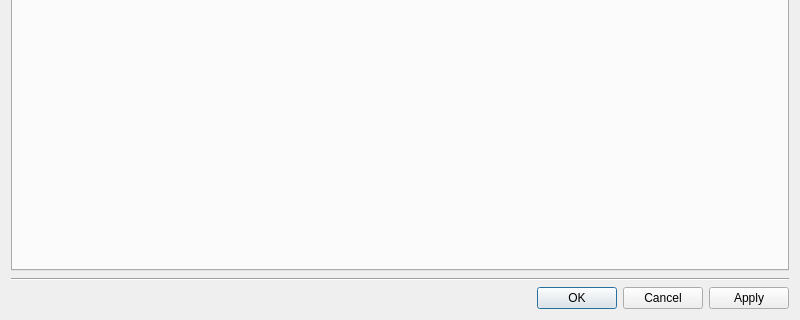
This is vms/client/nx_vms_client_desktop/src/nx/vms/client/desktop/resource_properties/camera/camera_settings_dialog.ui in networkoptix/nx_open as Qt 5 draws it before an edit; both pictures show x 0 to 800 and y 425 to 745 of the 800 by 745 pixel window. The edited form follows.
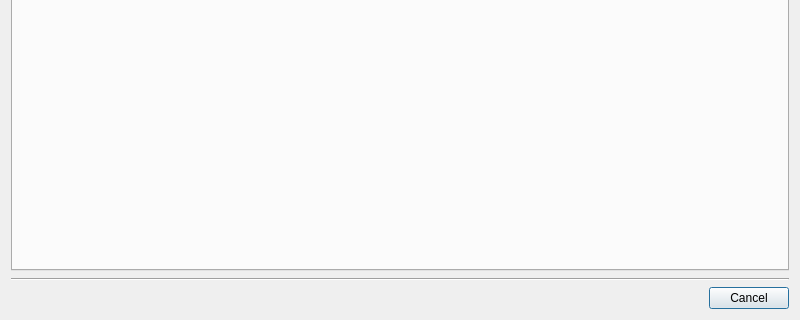
This is the edited form. Custom widgets are drawn as their Qt base class.

Commit message: VMS-39987: Fix "Save changes before exit" dialog behavior

Diff of the .ui file:
```diff
--- a/vms/client/nx_vms_client_desktop/src/nx/vms/client/desktop/resource_properties/camera/camera_settings_dialog.ui
+++ b/vms/client/nx_vms_client_desktop/src/nx/vms/client/desktop/resource_properties/camera/camera_settings_dialog.ui
@@ -52,7 +52,7 @@
       <enum>Qt::Horizontal</enum>
      </property>
      <property name="standardButtons">
-      <set>QDialogButtonBox::Apply|QDialogButtonBox::Cancel|QDialogButtonBox::Ok</set>
+      <set>QDialogButtonBox::Cancel</set>
      </property>
     </widget>
    </item>
```
The commit also changes 94 other files.
